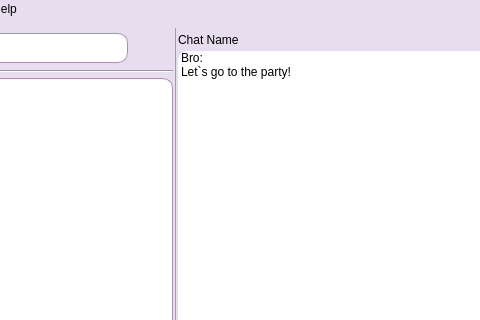
The window that messenger/mainwindow.ui (ita-social-projects/HTTP_Messenger_Client) describes before a commit, drawn with Qt 5; both pictures show x 92 to 572 and y 0 to 320 of the 893 by 498 pixel window.
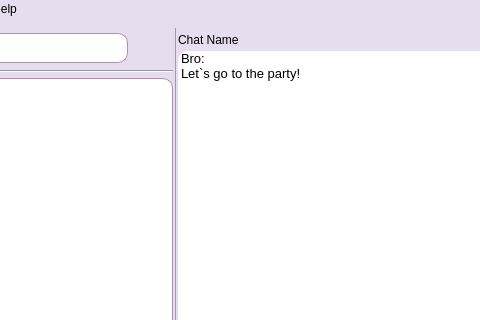
The same window after the commit. Icons and pictures are not drawn.

What changed in the file:
```diff
--- a/messenger/mainwindow.ui
+++ b/messenger/mainwindow.ui
@@ -238,8 +238,9 @@
             <bool>true</bool>
            </property>
            <property name="styleSheet">
-            <string notr="true">background-color: rgb(255, 255, 255);
-border-radius: 10px;</string>
+            <string notr="true">background-color: rgb(255, 255, 255); 
+border-radius: 10px; 
+font: 10pt MS Shell Dlg 2;</string>
            </property>
            <property name="lineWidth">
             <number>0</number>
@@ -248,6 +249,9 @@
             <property name="text">
              <string>Bro:</string>
             </property>
+            <property name="flags">
+             <set>NoItemFlags</set>
+            </property>
            </item>
            <item>
             <property name="text">
```
Left out of the diff: 17 changed lines with no effect on the pictures.
